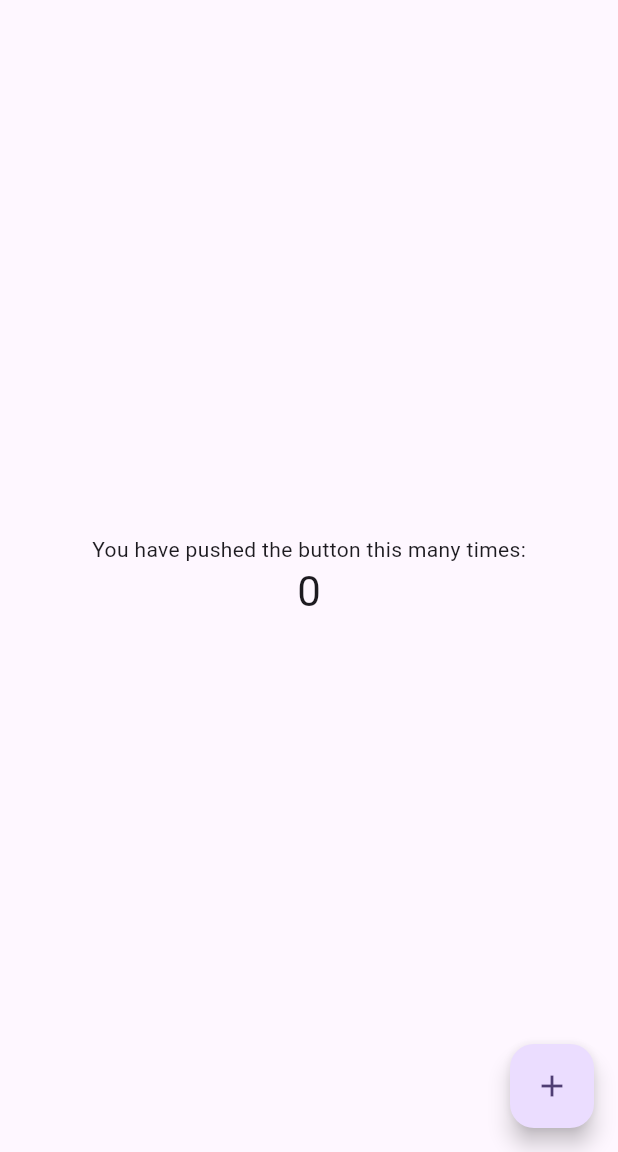
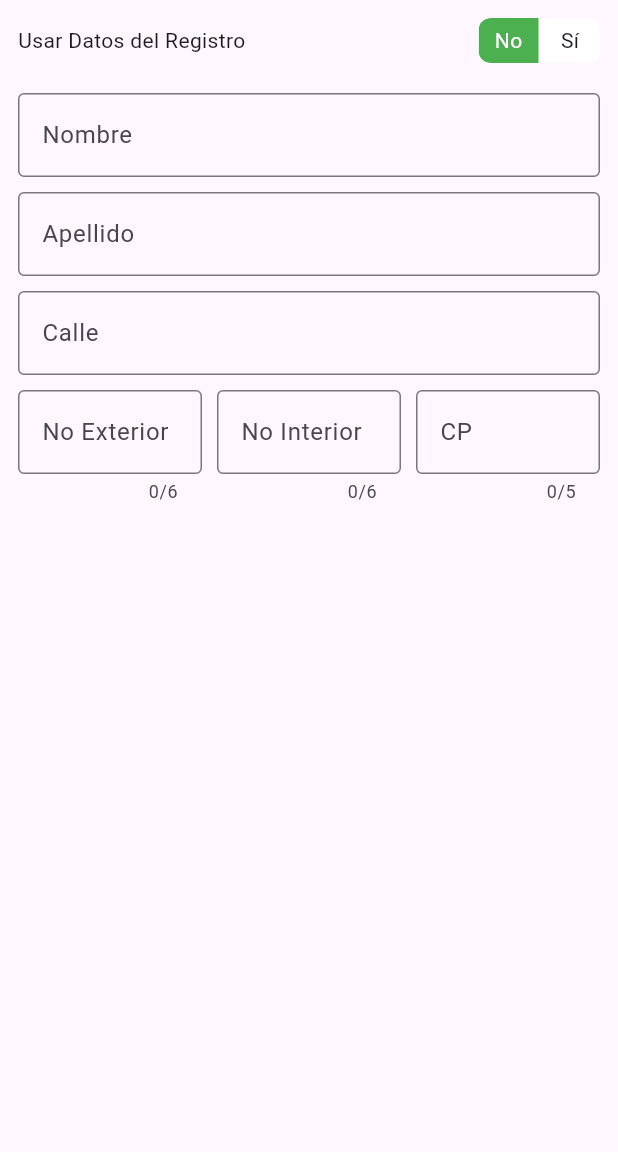
Before and after one commit to jatempa/flutter_mxlos_demo, a Flutter app: the screen it shows after launch, on a phone screen of 412 x 824 dp, the part 84-1236 px from its top. Run offline on Flutter 3.47's test engine with Material 3 defaults, Android fonts, the phone set to English and light mode, and no system bars; drawn by our look-alikes of toggle_switch.

Commit message:
Create custom form widget

```diff
--- /dev/null
+++ b/lib/custom_form.dart
@@ -0,0 +1,115 @@
+import 'package:flutter/material.dart';
+
+import 'package:myapp/utils/ui_helpers.dart';
+import 'package:myapp/widgets/base_text_form_field_widget.dart';
+
+class CustomForm extends StatefulWidget {
+  const CustomForm({super.key});
+
+  @override
+  State<CustomForm> createState() => _CustomFormState();
+}
+
+class _CustomFormState extends State<CustomForm> {
+  final _labelFirstName = "Nombre", _labelLastName = "Apellido";
+  final _labelStreetName = "Calle", _labelNoInt = "No Interior";
+  final _labelNoExt = "No Exterior", _labelZipCode = "CP";
+  String? _firstName, _lastName, _streetName, _noInt, _noExt, _zipCode;
+
+  @override
+  Widget build(BuildContext context) {
+    return Column(
+      children: <Widget>[
+        buildTextFormField(
+          label: _labelFirstName,
+          initialValue: _firstName,
+          onChanged: (value) => {
+            setState(() {
+              _firstName = value;
+            })
+          }
+        ),
+        UIHelper.verticalSpaceSmall,
+        buildTextFormField(
+          label: _labelLastName,
+          initialValue: _lastName,
+          onChanged: (value) => {
+            setState(() {
+              _lastName = value;
+            })
+          }
+        ),
+        UIHelper.verticalSpaceSmall,
+        buildTextFormField(
+          label: _labelStreetName,
+          initialValue: _streetName,
+          onChanged: (value) => {
+            setState(() {
+              _streetName = value;
+            })
+          }
+        ),
+        UIHelper.verticalSpaceSmall,
+        Row(
+          children: <Widget>[
+            Expanded(
+              child: buildTextFormField(
+                label: _labelNoExt,
+                initialValue: _noExt,
+                maxLength: 6,
+                onChanged: (value) {
+                  if(value !=null && value.length <= 6) {
+                    setState(() => _noExt = value);
+                  }
+                }
+              ),
+            ),
+            UIHelper.horizontalSpaceSmall,
+            Expanded(
+              child: buildTextFormField(
+                label: _labelNoInt,
+                initialValue: _noInt,
+                maxLength: 6,
+                onChanged: (value) {
+                  if(value !=null && value.length <= 6) {
+                    setState(() => _noInt = value);
+                  }
+                }
+              ),
+            ),
+            UIHelper.horizontalSpaceSmall,
+            Expanded(
+              child: buildTextFormField(
+                label: _labelZipCode,
+                initialValue: _zipCode,
+                maxLength: 5,
+                onChanged: (value) {
+                  if(value !=null && value.length <= 5) {
+                    setState(() => _zipCode = value);
+                  }
+                }
+              ),
+            ),
+          ]
+        )
+      ],
+    );
+  }
+
+  Widget buildTextFormField({
+    String? initialValue,
+    String? label,
+    Function? onChanged,
+    TextInputType? keyboardType,
+    int? maxLength
+  }) {
+    return BaseTextFormFieldWidget(
+      initialValue: initialValue,
+      border: const OutlineInputBorder(),
+      keyboardType: keyboardType,
+      label: label,
+      onChanged: onChanged,
+      maxLength: maxLength,
+    );
+  }
+}
--- a/lib/home.dart
+++ b/lib/home.dart
@@ -1,4 +1,8 @@
 import 'package:flutter/material.dart';
+import 'package:toggle_switch/toggle_switch.dart';
+
+import 'package:myapp/custom_form.dart';
+import 'package:myapp/utils/ui_helpers.dart';
 
 class MyHomePage extends StatefulWidget {
   const MyHomePage({super.key, required this.title});
@@ -10,13 +14,9 @@ class MyHomePage extends StatefulWidget {
 }
 
 class _MyHomePageState extends State<MyHomePage> {
-  int _counter = 0;
-
-  void _incrementCounter() {
-    setState(() {
-      _counter++;
-    });
-  }
+  final String _label_use_existing_data = "Usar Datos del Registro";
+  int? _selectedIndex = 0;
+  bool fillUserData = false;
 
   @override
   Widget build(BuildContext context) {
@@ -25,25 +25,41 @@ class _MyHomePageState extends State<MyHomePage> {
         backgroundColor: Theme.of(context).colorScheme.inversePrimary,
         title: Text(widget.title),
       ),
-      body: Center(
-        child: Column(
-          mainAxisAlignment: MainAxisAlignment.center,
-          children: <Widget>[
-            const Text(
-              'You have pushed the button this many times:',
-            ),
-            Text(
-              '$_counter',
-              style: Theme.of(context).textTheme.headlineMedium,
-            ),
+      body: Container(
+        alignment: Alignment.center,
+        margin: EdgeInsets.all(12),
+        child: ListView(
+          children: [
+            Column(
+              mainAxisAlignment: MainAxisAlignment.start,
+              crossAxisAlignment: CrossAxisAlignment.start,
+              children: <Widget>[
+                Row(
+                  mainAxisAlignment: MainAxisAlignment.spaceBetween,
+                  children: <Widget>[
+                    Text(_label_use_existing_data),
+                    ToggleSwitch(
+                      initialLabelIndex: _selectedIndex,
+                      iconSize: 1,
+                      fontSize: 14,
+                      minHeight: 30,
+                      minWidth: 40,
+                      labels: ['No', 'Sí'],
+                      inactiveBgColor: Colors.white,
+                      activeBgColor: [Colors.green],
+                      onToggle: (index) {
+                        setState(() => _selectedIndex = index);
+                      }
+                    )
+                  ],
+                ),
+                UIHelper.verticalSpaceMedium,
+                const CustomForm()
+              ],
+            )
           ],
         ),
-      ),
-      floatingActionButton: FloatingActionButton(
-        onPressed: _incrementCounter,
-        tooltip: 'Increment',
-        child: const Icon(Icons.add),
-      ),
+      )
     );
   }
 }
```
